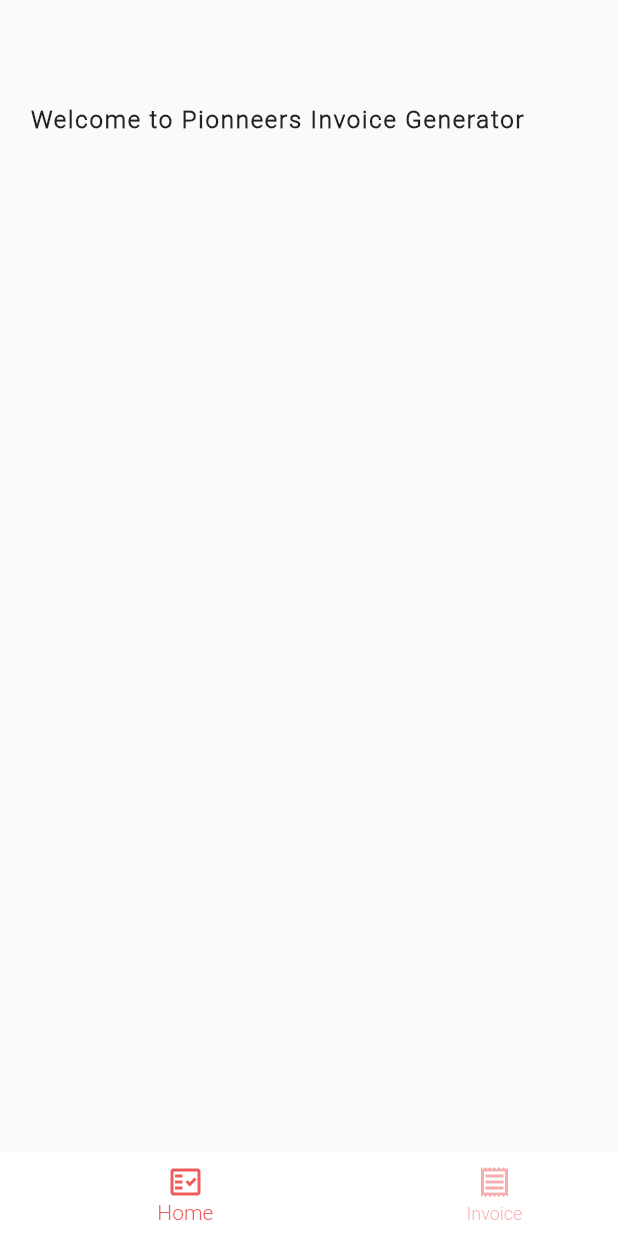
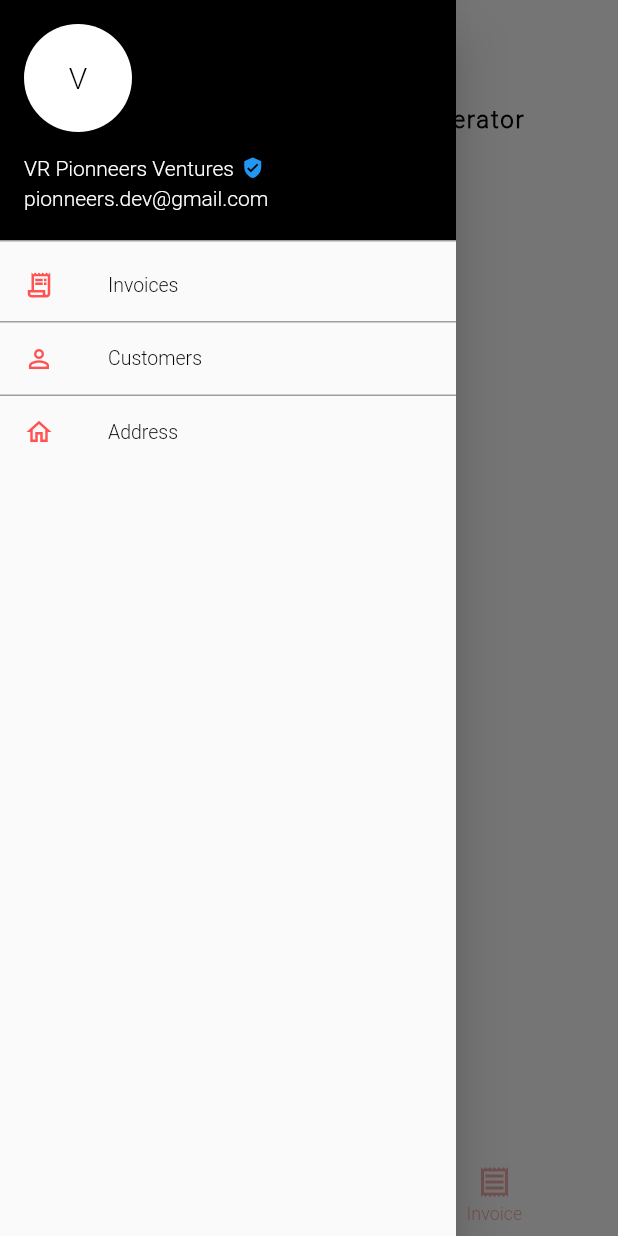
Before and after one commit to Pionneers/Invoice-Generator, a Flutter app: the screen it shows after launch, with the side drawer open (before the commit the screen has no drawer), on a phone screen of 412 x 824 dp. Run offline on Flutter 3.47's test engine with Material 2 defaults, Android fonts, the phone set to English and light mode, and no system bars; our stand-ins replace font_awesome_flutter, get, open_file, pdf, timelines.

Commit message:
Mock drawer

```diff
--- /dev/null
+++ b/lib/constants/drawer.dart
@@ -0,0 +1,24 @@
+import 'package:flutter/material.dart';
+import 'package:get/route_manager.dart';
+
+const String invoices = "Invoices";
+const String customers = "Customers";
+const String address = "Address";
+
+const List<String> drawerTitles = <String> [
+  invoices,
+  customers,
+  address,
+];
+
+const List<Icon> drawerIcons = <Icon> [
+  Icon(Icons.receipt_long_outlined, size: 20.0, color: Colors.redAccent,),
+  Icon(Icons.person_outline_outlined, size: 20.0, color: Colors.redAccent,),
+  Icon(Icons.home_outlined, size: 20.0, color: Colors.redAccent,),
+];
+
+final List drawerActions = [
+  () => {},
+  (){},
+  () => {},
+];
--- /dev/null
+++ b/lib/constants/theme.dart
@@ -0,0 +1,51 @@
+import 'package:flutter/material.dart';
+import 'package:flutter/services.dart';
+
+class CustomTheme {
+
+  ThemeData lightTheme(){
+    final ThemeData lightmode = ThemeData.light();
+    return lightmode.copyWith(
+      platform: TargetPlatform.iOS,
+      visualDensity: VisualDensity.adaptivePlatformDensity,
+      brightness: Brightness.light,
+      scaffoldBackgroundColor: Colors.white,
+      primaryColor: Colors.white,
+      appBarTheme: const AppBarTheme(
+        systemOverlayStyle: SystemUiOverlayStyle.light,
+        color: Colors.white,
+        elevation: 0.0,
+        iconTheme: IconThemeData(color: Colors.black,),
+        titleTextStyle: TextStyle(color: Color(0XFF8B8B8B), fontSize: 18),
+      ),
+      dividerTheme: const DividerThemeData(
+        color: Colors.grey,
+        thickness: 1.0,
+      ),
+      floatingActionButtonTheme: const FloatingActionButtonThemeData(
+        backgroundColor: Colors.red,
+      ),
+      textTheme: const TextTheme(
+        bodyText1: TextStyle(
+          color: Colors.black
+        ),
+        bodyText2: TextStyle(
+          color: Colors.black
+        ),
+        headline1: TextStyle(
+          color: Colors.black
+        ),
+        caption: TextStyle(
+          color: Colors.black
+        )
+      ),
+      pageTransitionsTheme: const PageTransitionsTheme(
+        builders: {
+          TargetPlatform.android: CupertinoPageTransitionsBuilder(),
+          TargetPlatform.iOS: CupertinoPageTransitionsBuilder(),
+        }
+      ),
+    );
+  }
+
+}
--- a/lib/main.dart
+++ b/lib/main.dart
@@ -3,6 +3,7 @@ import 'package:get/get_navigation/src/root/get_material_app.dart';
 import 'package:get/instance_manager.dart';
 
 import '/screens/home/homepage.dart';
+import 'constants/theme.dart';
 import 'controllers/homepage_controller.dart';
 import 'controllers/invoice_controller.dart';
 
@@ -17,10 +18,11 @@ class MyApp extends StatelessWidget {
 
   @override
   Widget build(BuildContext context) {
-    return const GetMaterialApp(
+    return GetMaterialApp(
       debugShowCheckedModeBanner: false,
       title: 'Invoice Generator',
-      home: Homepage(),
+      home: const Homepage(),
+      theme: CustomTheme().lightTheme(),
     );
   }
 }
--- a/lib/screens/home/homepage.dart
+++ b/lib/screens/home/homepage.dart
@@ -1,5 +1,6 @@
 import 'package:flutter/material.dart';
 import 'package:get/get_state_manager/src/rx_flutter/rx_obx_widget.dart';
+import 'package:invoicegenerator/screens/home/widgets/drawer.dart';
 
 import '../../constants/controllers.dart';
 import 'widgets/appbar.dart';
@@ -12,6 +13,7 @@ class Homepage extends StatelessWidget {
   Widget build(BuildContext context) {
     return Scaffold(
       appBar: const MainAppbar(),
+      drawer: const DrawerWidget(),
       body: Obx(() => homepageController.tabs[homepageController.currentIndex.value]),
       bottomNavigationBar: const MainBottomBar(),
     );
--- /dev/null
+++ b/lib/screens/home/widgets/drawer.dart
@@ -0,0 +1,62 @@
+import 'package:flutter/material.dart';
+import '/constants/drawer.dart';
+
+class DrawerWidget extends StatelessWidget {
+  const DrawerWidget({
+    Key? key,
+  }) : super(key: key);
+
+  @override
+  Widget build(BuildContext context) {
+    const String accountName = "VR Pionneers Ventures";
+
+    return Drawer(
+      child: Column(
+        children: [
+          UserAccountsDrawerHeader(
+            margin: const EdgeInsets.all(0),
+            decoration: const BoxDecoration(
+              color: Colors.black,
+            ),
+            accountName: Row(
+              children: const [
+                Text(accountName),
+                SizedBox(width: 5.0,),
+                Icon(Icons.verified_user, size: 15.0, color: Colors.blue,)
+              ],
+            ),
+            accountEmail: const Text("pionneers.dev@gmail.com"),
+            currentAccountPicture: Container(
+              height: 40,
+              width: 40,
+              alignment: Alignment.center,
+              decoration: BoxDecoration(
+                color: Colors.white,
+                borderRadius: BorderRadius.circular(40)
+              ),
+              child: Text(
+                accountName.substring(0,1).toUpperCase(),
+                style: const TextStyle(color: Colors.black, fontSize: 20.0),
+              ),
+            ),
+          ),
+
+          Expanded(
+            child: ListView.separated(
+              padding: const EdgeInsets.symmetric(vertical: 5),
+              shrinkWrap: true,
+              separatorBuilder: (_, __) => const Divider(height: 1.0),
+              itemCount: drawerTitles.length,
+              itemBuilder: (context, index) => ListTile(
+                dense: true,
+                leading: drawerIcons[index],
+                title: Text(drawerTitles[index]),
+                onTap: drawerActions[index],
+              ),
+            ),
+          ),
+        ]
+      ),
+    );
+  }
+}
```
